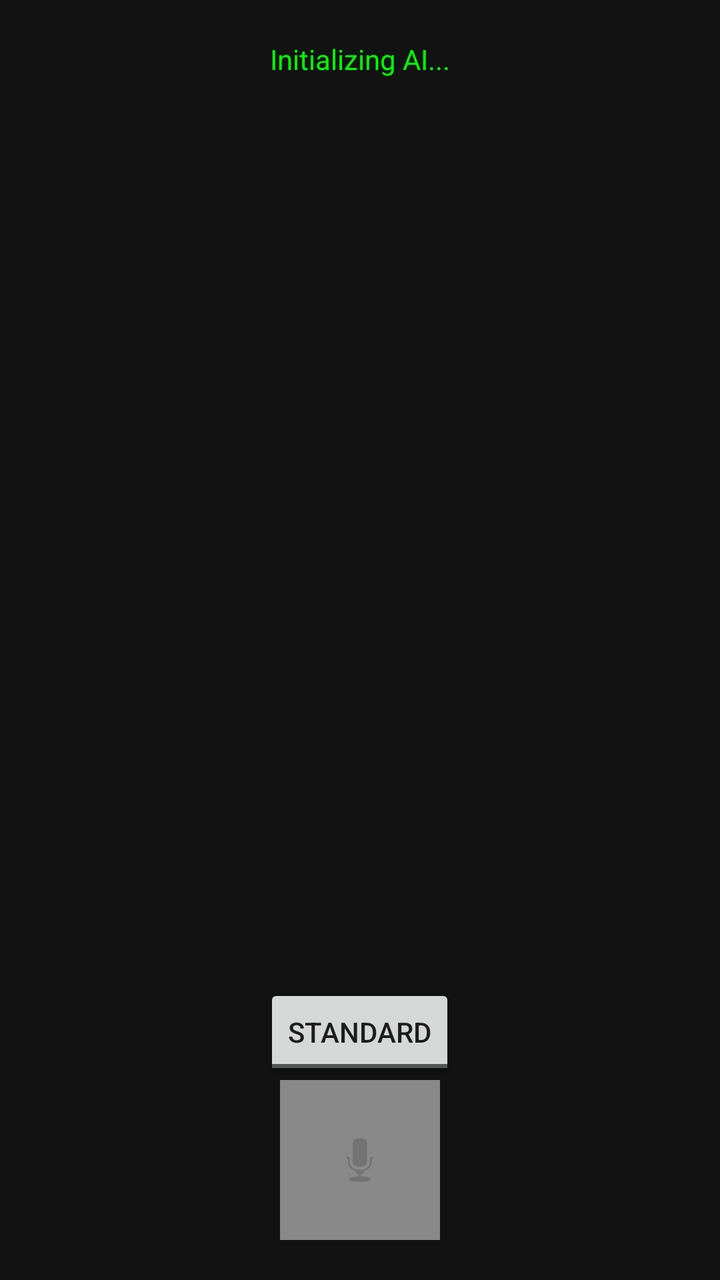
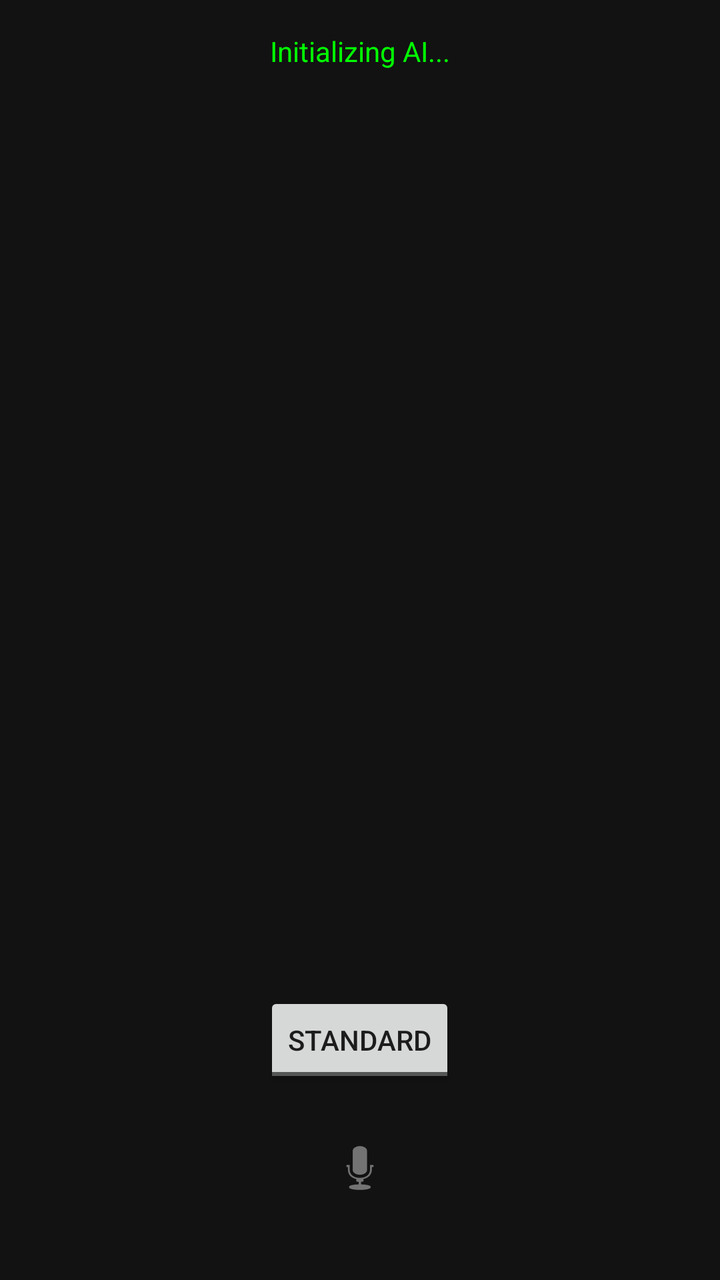

Two renders of the same Android screen: before a commit and after it. Below are the layout's source before the change and the commit's diff.
<!-- AndroidManifest.xml: application theme Theme.AppCompat.DayNight.NoActionBar -->
<!-- res/layout/activity_main.xml -->
<?xml version="1.0" encoding="utf-8"?>
<RelativeLayout xmlns:android="http://schemas.android.com/apk/res/android"
    android:layout_width="match_parent"
    android:layout_height="match_parent"
    android:background="#121212">

    <TextView
        android:id="@+id/tvStatus"
        android:layout_width="wrap_content"
        android:layout_height="wrap_content"
        android:layout_centerHorizontal="true"
        android:layout_marginTop="20dp"
        android:textColor="#00FF00"
        android:text="Initializing AI..." />

    <ScrollView
        android:id="@+id/scrollTranscript"
        android:layout_width="match_parent"
        android:layout_height="match_parent"
        android:layout_above="@+id/controls"
        android:layout_below="@id/tvStatus"
        android:padding="16dp">
        <TextView
            android:id="@+id/tvTranscript"
            android:layout_width="match_parent"
            android:layout_height="wrap_content"
            android:textColor="#FFFFFF"
            android:textSize="18sp" />
    </ScrollView>

    <LinearLayout
        android:id="@+id/controls"
        android:layout_width="match_parent"
        android:layout_height="wrap_content"
        android:layout_alignParentBottom="true"
        android:orientation="vertical"
        android:gravity="center"
        android:padding="20dp">

        <View android:id="@+id/pulse1" 
            android:layout_width="60dp" 
            android:layout_height="60dp" 
            android:background="@android:drawable/presence_online"
            android:visibility="invisible" />

        <ToggleButton
            android:id="@+id/toggleRegional"
            android:layout_width="wrap_content"
            android:layout_height="wrap_content"
            android:textOff="Standard"
            android:textOn="Colima Style" />

        <ImageButton
            android:id="@+id/btnListen"
            android:layout_width="80dp"
            android:layout_height="80dp"
            android:background="@android:drawable/screen_background_light_transparent"
            android:src="@android:drawable/ic_btn_speak_now" />
    </LinearLayout>
</RelativeLayout>
<!-- resources referenced by this layout -->
<resources>

</resources>

<!-- the commit's change to res/layout/activity_main.xml (unified diff, before → after) -->
@@ -2,16 +2,16 @@
 <RelativeLayout xmlns:android="http://schemas.android.com/apk/res/android"
     android:layout_width="match_parent"
     android:layout_height="match_parent"
-    android:background="#121212">
+    android:background="#121212"
+    android:padding="16dp">
 
     <TextView
         android:id="@+id/tvStatus"
         android:layout_width="wrap_content"
         android:layout_height="wrap_content"
         android:layout_centerHorizontal="true"
-        android:layout_marginTop="20dp"
-        android:textColor="#00FF00"
-        android:text="Initializing AI..." />
+        android:text="Initializing AI..."
+        android:textColor="#00FF00" />
 
     <ScrollView
         android:id="@+id/scrollTranscript"
@@ -19,7 +19,7 @@
         android:layout_height="match_parent"
         android:layout_above="@+id/controls"
         android:layout_below="@id/tvStatus"
-        android:padding="16dp">
+        android:layout_marginVertical="10dp">
         <TextView
             android:id="@+id/tvTranscript"
             android:layout_width="match_parent"
@@ -33,13 +33,13 @@
         android:layout_width="match_parent"
         android:layout_height="wrap_content"
         android:layout_alignParentBottom="true"
-        android:orientation="vertical"
         android:gravity="center"
-        android:padding="20dp">
+        android:orientation="vertical">
 
-        <View android:id="@+id/pulse1" 
-            android:layout_width="60dp" 
-            android:layout_height="60dp" 
+        <View
+            android:id="@+id/pulseIndicator"
+            android:layout_width="40dp"
+            android:layout_height="40dp"
             android:background="@android:drawable/presence_online"
             android:visibility="invisible" />
 
@@ -48,13 +48,13 @@
             android:layout_width="wrap_content"
             android:layout_height="wrap_content"
             android:textOff="Standard"
-            android:textOn="Colima Style" />
+            android:textOn="Colima Slang" />
 
         <ImageButton
             android:id="@+id/btnListen"
             android:layout_width="80dp"
             android:layout_height="80dp"
-            android:background="@android:drawable/screen_background_light_transparent"
+            android:background="?attr/selectableItemBackgroundBorderless"
             android:src="@android:drawable/ic_btn_speak_now" />
     </LinearLayout>
 </RelativeLayout>
